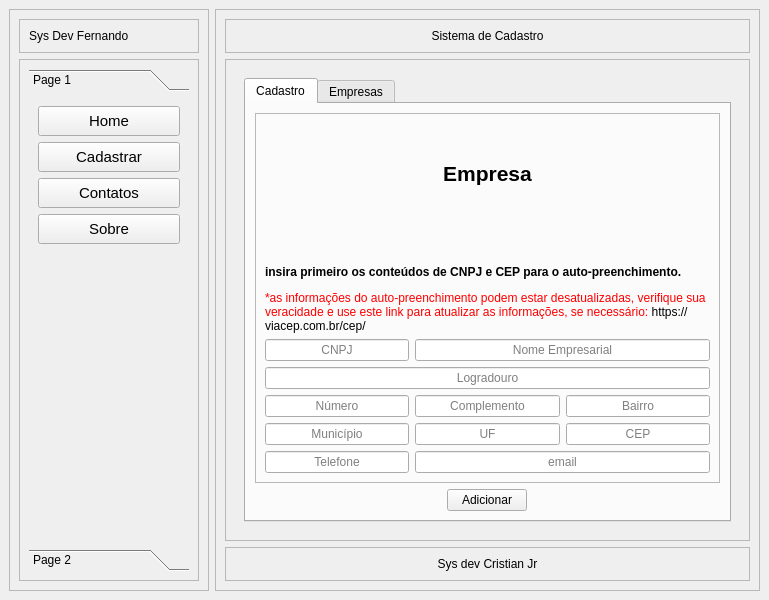
Old version of the form main_window.ui in the repository cristianjuniorpena/ProjectPySide6.
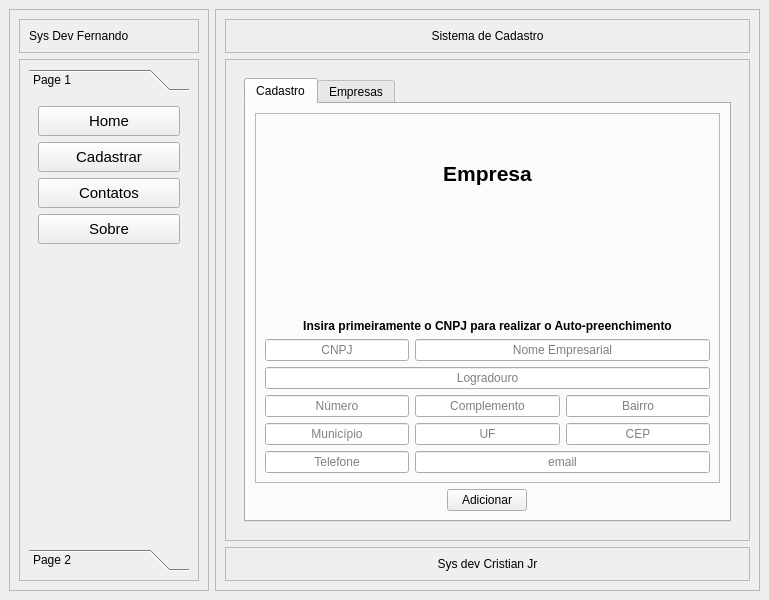
New version of the form. The open tabs and pages were chosen to show the change. Icons and pictures are not drawn.

```diff
--- a/main_window.ui
+++ b/main_window.ui
@@ -448,10 +448,10 @@
                      <item row="2" column="0" colspan="3">
                       <widget class="QLabel" name="label_12">
                        <property name="text">
-                        <string>&lt;html&gt;&lt;head/&gt;&lt;body&gt;&lt;p&gt;&lt;span style=&quot; font-weight:700;&quot;&gt;insira primeiro os conteúdos de CNPJ e CEP para o auto-preenchimento.&lt;/span&gt;&lt;/p&gt;&lt;p&gt;&lt;span style=&quot; color:#ff0000;&quot;&gt;*as informações do auto-preenchimento podem estar desatualizadas, verifique sua veracidade e use este link para atualizar as informações, se necessário:&lt;/span&gt; https://viacep.com.br/cep/&lt;/p&gt;&lt;/body&gt;&lt;/html&gt;</string>
+                        <string>&lt;html&gt;&lt;head/&gt;&lt;body&gt;&lt;p&gt;&lt;span style=&quot; font-weight:700;&quot;&gt;Insira primeiramente o CNPJ para realizar o Auto-preenchimento&lt;/span&gt;&lt;/p&gt;&lt;/body&gt;&lt;/html&gt;</string>
                        </property>
                        <property name="alignment">
-                        <set>Qt::AlignmentFlag::AlignBottom|Qt::AlignmentFlag::AlignLeading|Qt::AlignmentFlag::AlignLeft</set>
+                        <set>Qt::AlignmentFlag::AlignBottom|Qt::AlignmentFlag::AlignHCenter</set>
                        </property>
                        <property name="wordWrap">
                         <bool>true</bool>
```
Left out of the diff: 2 changed lines with no effect on the pictures.
